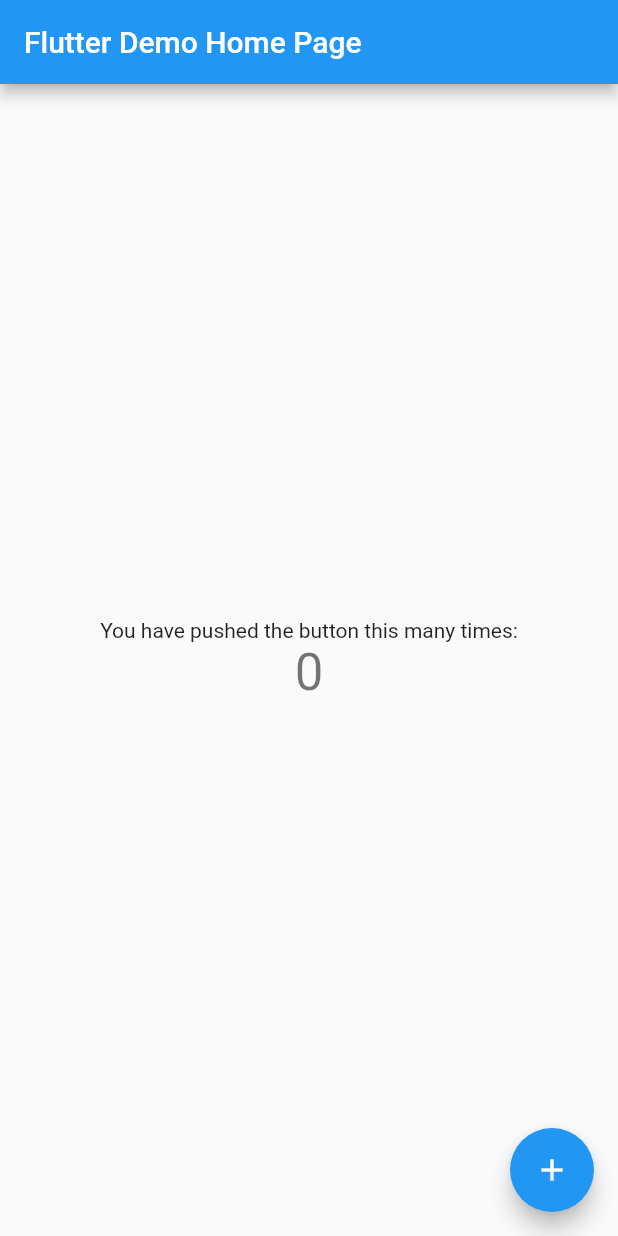
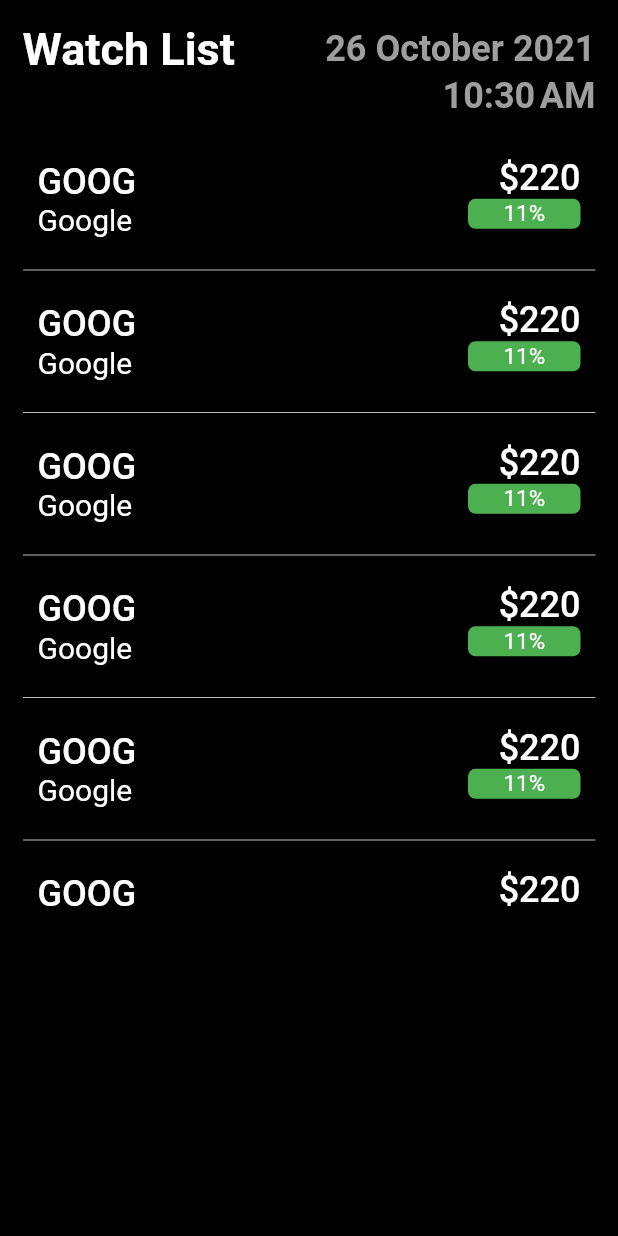
Before and after one commit to lschiavini/simple_list, a Flutter app: the screen it shows after launch, on a phone screen of 412 x 824 dp. Run offline on Flutter 3.47's test engine with Material 2 defaults, Android fonts, the phone set to English and light mode, and no system bars.

Commit message:
main stock view

```diff
--- a/lib/main.dart
+++ b/lib/main.dart
@@ -1,115 +1,15 @@
 import 'package:flutter/material.dart';
+import 'package:simple_list/view/home_page.dart';
 
 void main() {
-  runApp(const MyApp());
+  runApp(const MaterialApp(home: MyHomePage()));
+  // runApp(MaterialApp(
+  //     home: Scaffold(
+  //         body: Container(
+  //             color: Colors.purple,
+  //             child: Container(
+  //               height: 200,
+  //               width: 200,
+  //               color: Colors.green,
+  //             )))));
 }
-
-class MyApp extends StatelessWidget {
-  const MyApp({Key? key}) : super(key: key);
-
-  // This widget is the root of your application.
-  @override
-  Widget build(BuildContext context) {
-    return MaterialApp(
-      title: 'Flutter Demo',
-      theme: ThemeData(
-        // This is the theme of your application.
-        //
-        // Try running your application with "flutter run". You'll see the
-        // application has a blue toolbar. Then, without quitting the app, try
-        // changing the primarySwatch below to Colors.green and then invoke
-        // "hot reload" (press "r" in the console where you ran "flutter run",
-        // or simply save your changes to "hot reload" in a Flutter IDE).
-        // Notice that the counter didn't reset back to zero; the application
-        // is not restarted.
-        primarySwatch: Colors.blue,
-      ),
-      home: const MyHomePage(title: 'Flutter Demo Home Page'),
-    );
-  }
-}
-
-class MyHomePage extends StatefulWidget {
-  const MyHomePage({Key? key, required this.title}) : super(key: key);
-
-  // This widget is the home page of your application. It is stateful, meaning
-  // that it has a State object (defined below) that contains fields that affect
-  // how it looks.
-
-  // This class is the configuration for the state. It holds the values (in this
-  // case the title) provided by the parent (in this case the App widget) and
-  // used by the build method of the State. Fields in a Widget subclass are
-  // always marked "final".
-
-  final String title;
-
-  @override
-  State<MyHomePage> createState() => _MyHomePageState();
-}
-
-class _MyHomePageState extends State<MyHomePage> {
-  int _counter = 0;
-
-  void _incrementCounter() {
-    setState(() {
-      // This call to setState tells the Flutter framework that something has
-      // changed in this State, which causes it to rerun the build method below
-      // so that the display can reflect the updated values. If we changed
-      // _counter without calling setState(), then the build method would not be
-      // called again, and so nothing would appear to happen.
-      _counter++;
-    });
-  }
-
-  @override
-  Widget build(BuildContext context) {
-    // This method is rerun every time setState is called, for instance as done
-    // by the _incrementCounter method above.
-    //
-    // The Flutter framework has been optimized to make rerunning build methods
-    // fast, so that you can just rebuild anything that needs updating rather
-    // than having to individually change instances of widgets.
-    return Scaffold(
-      appBar: AppBar(
-        // Here we take the value from the MyHomePage object that was created by
-        // the App.build method, and use it to set our appbar title.
-        title: Text(widget.title),
-      ),
-      body: Center(
-        // Center is a layout widget. It takes a single child and positions it
-        // in the middle of the parent.
-        child: Column(
-          // Column is also a layout widget. It takes a list of children and
-          // arranges them vertically. By default, it sizes itself to fit its
-          // children horizontally, and tries to be as tall as its parent.
-          //
-          // Invoke "debug painting" (press "p" in the console, choose the
-          // "Toggle Debug Paint" action from the Flutter Inspector in Android
-          // Studio, or the "Toggle Debug Paint" command in Visual Studio Code)
-          // to see the wireframe for each widget.
-          //
-          // Column has various properties to control how it sizes itself and
-          // how it positions its children. Here we use mainAxisAlignment to
-          // center the children vertically; the main axis here is the vertical
-          // axis because Columns are vertical (the cross axis would be
-          // horizontal).
-          mainAxisAlignment: MainAxisAlignment.center,
-          children: <Widget>[
-            const Text(
-              'You have pushed the button this many times:',
-            ),
-            Text(
-              '$_counter',
-              style: Theme.of(context).textTheme.headline4,
-            ),
-          ],
-        ),
-      ),
-      floatingActionButton: FloatingActionButton(
-        onPressed: _incrementCounter,
-        tooltip: 'Increment',
-        child: const Icon(Icons.add),
-      ), // This trailing comma makes auto-formatting nicer for build methods.
-    );
-  }
-}
--- /dev/null
+++ b/lib/model/stock.dart
@@ -0,0 +1,48 @@
+class Stock {
+  String symbol;
+  String company;
+  String price;
+  String chg;
+
+  Stock({
+    required this.symbol,
+    required this.company,
+    required this.price,
+    required this.chg
+  });
+
+
+  static List<Stock> getStocks() {
+    List<Stock> stocks = <Stock>[];
+    stocks.add(
+        Stock(symbol: "GOOG", company: "Google", price: "220", chg: "11"));
+    stocks.add(
+        Stock(symbol: "GOOG", company: "Google", price: "220", chg: "11"));
+    stocks.add(
+        Stock(symbol: "GOOG", company: "Google", price: "220", chg: "11"));
+    stocks.add(
+        Stock(symbol: "GOOG", company: "Google", price: "220", chg: "11"));
+    stocks.add(
+        Stock(symbol: "GOOG", company: "Google", price: "220", chg: "11"));
+    stocks.add(
+        Stock(symbol: "GOOG", company: "Google", price: "220", chg: "11"));
+    stocks.add(
+        Stock(symbol: "GOOG", company: "Google", price: "220", chg: "11"));
+    stocks.add(
+        Stock(symbol: "GOOG", company: "Google", price: "220", chg: "11"));
+    stocks.add(
+        Stock(symbol: "GOOG", company: "Google", price: "220", chg: "11"));
+    stocks.add(
+        Stock(symbol: "GOOG", company: "Google", price: "220", chg: "11"));
+    stocks.add(
+        Stock(symbol: "GOOG", company: "Google", price: "220", chg: "11"));
+    stocks.add(
+        Stock(symbol: "GOOG", company: "Google", price: "220", chg: "11"));
+    stocks.add(
+        Stock(symbol: "GOOG", company: "Google", price: "220", chg: "11"));
+    stocks.add(
+        Stock(symbol: "GOOG", company: "Google", price: "220", chg: "11"));
+
+    return stocks;
+  }
+}
--- /dev/null
+++ b/lib/view/home_page.dart
@@ -0,0 +1,76 @@
+import 'package:flutter/material.dart';
+import 'package:intl/intl.dart';
+import 'package:simple_list/model/stock.dart';
+import 'package:simple_list/view/stock_list.dart';
+
+class MyHomePage extends StatelessWidget {
+  final title;
+
+  const MyHomePage({this.title});
+
+  @override
+  Widget build(BuildContext context) {
+    return Scaffold(
+        body: Stack(children: <Widget>[
+      Container(
+        padding: const EdgeInsets.all(15),
+        width: MediaQuery.of(context).size.width,
+        height: MediaQuery.of(context).size.height,
+        color: Colors.black,
+        child: SafeArea(
+          child: Column(
+            crossAxisAlignment: CrossAxisAlignment.start,
+            children: <Widget>[
+              Row(
+                children: <Widget>[
+                  const Expanded(
+                    flex: 1,
+                    child: Text(
+                      "Watch List",
+                      style: TextStyle(
+                          color: Colors.white,
+                          fontSize: 30,
+                          fontWeight: FontWeight.bold),
+                    ),
+                  ),
+                  Expanded(
+                    flex: 1,
+                    child: Text(
+                      DateFormat('dd MMMM yyyy').format(DateTime.now()),
+                      textAlign: TextAlign.right,
+                      style: TextStyle(
+                          color: Colors.grey[500],
+                          fontSize: 24,
+                          fontWeight: FontWeight.bold),
+                    ),
+                  ),
+                ],
+              ),
+              Column(
+                crossAxisAlignment: CrossAxisAlignment.stretch,
+                children: [
+                  Text(
+                    DateFormat().add_jm().format(DateTime.now()),
+                    textAlign: TextAlign.right,
+                    style: TextStyle(
+                        color: Colors.grey[500],
+                        fontSize: 24,
+                        fontWeight: FontWeight.bold),
+                  ),
+                ],
+              ),
+              Padding(
+                padding: const EdgeInsets.only(top: 15),
+                child: SizedBox(
+                    height: MediaQuery.of(context).size.height - 310,
+                    child: StockList(
+                      stocks: Stock.getStocks(),
+                    )),
+              )
+            ],
+          ),
+        ),
+      )
+    ]));
+  }
+}
--- /dev/null
+++ b/lib/view/stock_list.dart
@@ -0,0 +1,68 @@
+import 'package:flutter/material.dart';
+import 'package:simple_list/model/stock.dart';
+
+class StockList extends StatelessWidget {
+  final List<Stock> stocks;
+
+  const StockList({required this.stocks});
+
+  @override
+  Widget build(BuildContext context) {
+    return ListView.separated(
+      separatorBuilder: (context, index) {
+        return Divider(color: Colors.grey[400]);
+      },
+      itemCount: stocks.length,
+      itemBuilder: (context, index) {
+        final stock = stocks[index];
+        bool isChgNegative = true;
+
+        if (double.parse(stock.chg) > 0) {
+          isChgNegative = false;
+        }
+
+        return ListTile(
+          contentPadding: const EdgeInsets.all(10),
+          title: Column(
+              crossAxisAlignment: CrossAxisAlignment.start,
+              children: <Widget>[
+                Text(stock.symbol,
+                    style: const TextStyle(
+                        color: Colors.white,
+                        fontSize: 24,
+                        fontWeight: FontWeight.w500)),
+                Text(stock.company,
+                    style: const TextStyle(color: Colors.white, fontSize: 20))
+              ]),
+          trailing: Column(
+            crossAxisAlignment: CrossAxisAlignment.end,
+            children: <Widget>[
+              Text(
+                "\$${stock.price}",
+                style: const TextStyle(
+                    color: Colors.white,
+                    fontSize: 24,
+                    fontWeight: FontWeight.w500),
+              ),
+              Container(
+                alignment: Alignment.center,
+                width: 75,
+                height: 20,
+                decoration: BoxDecoration(
+                    borderRadius: BorderRadius.circular(5),
+                    color: isChgNegative ? Colors.red : Colors.green),
+                child: Text(
+                  "${stock.chg}%",
+                  style: const TextStyle(
+                    color: Colors.white,
+                    fontSize: 15,
+                  ),
+                ),
+              )
+            ],
+          ),
+        );
+      },
+    );
+  }
+}
--- a/pubspec.yaml
+++ b/pubspec.yaml
@@ -27,6 +27,7 @@
 # the latest version available on pub.dev. To see which dependencies have newer
 # versions available, run `flutter pub outdated`.
 dependencies:
+  intl: ^0.16.1
   flutter:
     sdk: flutter
 
```
Also changed, not shown: pubspec.lock, 1 other file.
